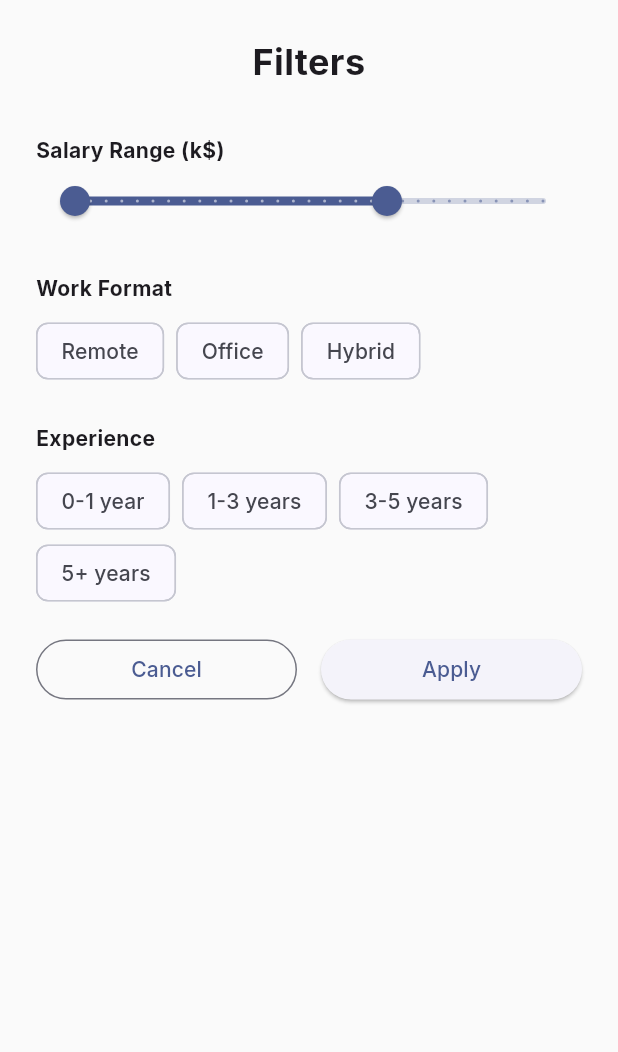
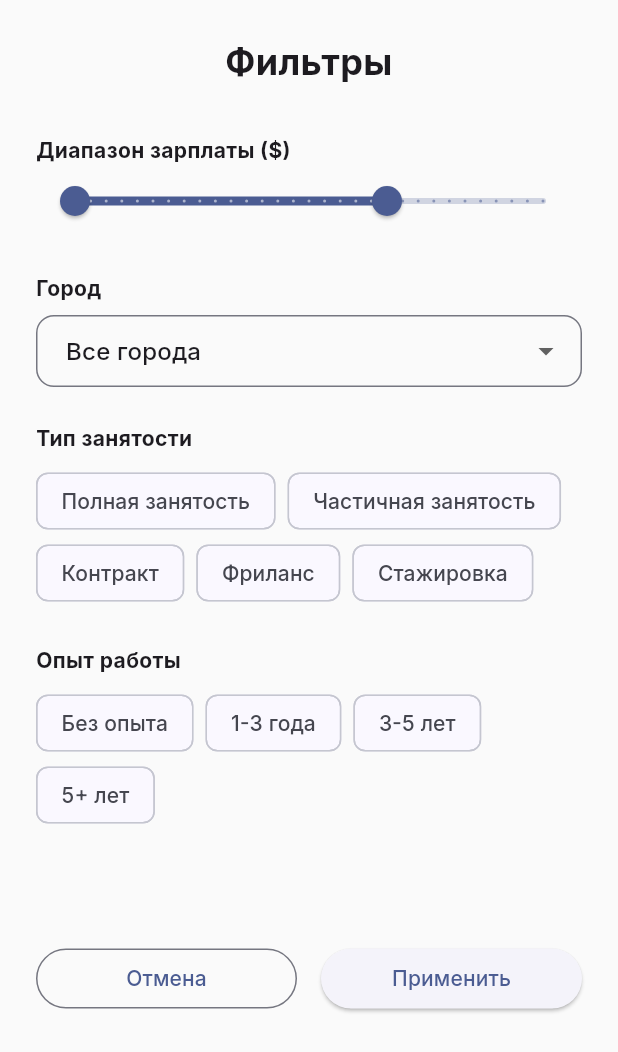
Before and after one commit to Sardar-1009/workly, a Flutter app: the FilterScreen widget shown alone on an empty page, opened directly, on a phone screen of 412 x 824 dp. Shown: the top 1052 px of the screen. Run offline on Flutter 3.47's test engine with Material 3 defaults, Android fonts, the phone set to English and light mode, and no system bars; our stand-ins replace camera, cloud_firestore, firebase_auth, firebase_core, firebase_storage, fl_chart and 4 more; accounts and stored records are empty; statements that could not run were skipped.

Commit message:
Предзащита

```diff
--- a/lib/screens/filter_screen.dart
+++ b/lib/screens/filter_screen.dart
@@ -2,10 +2,16 @@ import 'package:flutter/material.dart';
 
 class FilterResult {
   final RangeValues salaryRange;
-  final String? workFormat;
+  final String? workType;
   final String? experience;
+  final String? city;
 
-  FilterResult({required this.salaryRange, this.workFormat, this.experience});
+  FilterResult({
+    required this.salaryRange,
+    this.workType,
+    this.experience,
+    this.city,
+  });
 }
 
 class FilterScreen extends StatefulWidget {
@@ -19,16 +25,40 @@ class FilterScreen extends StatefulWidget {
 
 class _FilterScreenState extends State<FilterScreen> {
   RangeValues _salaryRange = const RangeValues(0, 200); // k$
-  String? _workFormat; // Remote, Office, Hybrid
+  String? _workType; // full-time, part-time, etc.
   String? _experience; // 0-1, 1-3, 3-5, 5+
+  String? _city; // City filter
+
+  final Map<String, String> _workTypeLabels = {
+    'full-time': 'Полная занятость',
+    'part-time': 'Частичная занятость',
+    'contract': 'Контракт',
+    'freelance': 'Фриланс',
+    'internship': 'Стажировка',
+  };
+
+  final List<String> _cities = [
+    'Бишкек',
+    'Ош',
+    'Джалал-Абад',
+    'Каракол',
+    'Алматы',
+    'Астана',
+    'Ташкент',
+    'Москва',
+    'Санкт-Петербург',
+    'Казань',
+    'Удаленно'
+  ];
 
   @override
   void initState() {
     super.initState();
     if (widget.initialFilters != null) {
       _salaryRange = widget.initialFilters!.salaryRange;
-      _workFormat = widget.initialFilters!.workFormat;
+      _workType = widget.initialFilters!.workType;
       _experience = widget.initialFilters!.experience;
+      _city = widget.initialFilters!.city;
     }
   }
 
@@ -36,19 +66,19 @@ class _FilterScreenState extends State<FilterScreen> {
   Widget build(BuildContext context) {
     return Container(
       padding: const EdgeInsets.all(24.0),
-      height: MediaQuery.of(context).size.height * 0.6,
+      height: MediaQuery.of(context).size.height * 0.85,
       child: Column(
         crossAxisAlignment: CrossAxisAlignment.stretch,
         children: [
           const Text(
-            'Filters',
+            'Фильтры',
             style: TextStyle(fontSize: 24, fontWeight: FontWeight.bold),
             textAlign: TextAlign.center,
           ),
           const SizedBox(height: 32),
 
           // Salary
-          const Text('Salary Range (k\$)',
+          const Text('Диапазон зарплаты (\$)',
               style: TextStyle(fontWeight: FontWeight.bold)),
           RangeSlider(
             values: _salaryRange,
@@ -56,8 +86,8 @@ class _FilterScreenState extends State<FilterScreen> {
             max: 300,
             divisions: 30,
             labels: RangeLabels(
-              '\$${_salaryRange.start.round()}k',
-              '\$${_salaryRange.end.round()}k',
+              '\$${_salaryRange.start.round()}',
+              '\$${_salaryRange.end.round()}',
             ),
             onChanged: (values) {
               setState(() {
@@ -68,19 +98,47 @@ class _FilterScreenState extends State<FilterScreen> {
 
           const SizedBox(height: 24),
 
+          // City
+          const Text('Город', style: TextStyle(fontWeight: FontWeight.bold)),
+          const SizedBox(height: 8),
+          DropdownButtonFormField<String>(
+            value: _city,
+            decoration: InputDecoration(
+              border: OutlineInputBorder(
+                borderRadius: BorderRadius.circular(12),
+              ),
+              contentPadding: const EdgeInsets.symmetric(horizontal: 16, vertical: 12),
+            ),
+            hint: const Text('Выберите город...'),
+            items: [
+              const DropdownMenuItem(value: null, child: Text('Все города')),
+              ..._cities.map((city) => DropdownMenuItem(
+                    value: city,
+                    child: Text(city),
+                  ))
+            ],
+            onChanged: (val) {
+              setState(() {
+                _city = val;
+              });
+            },
+          ),
+
+          const SizedBox(height: 24),
+
           // Format
-          const Text('Work Format',
+          const Text('Тип занятости',
               style: TextStyle(fontWeight: FontWeight.bold)),
           const SizedBox(height: 8),
           Wrap(
             spacing: 8,
-            children: ['Remote', 'Office', 'Hybrid'].map((format) {
-              final isSelected = _workFormat == format;
+            children: _workTypeLabels.entries.map((entry) {
+              final isSelected = _workType == entry.key;
               return ChoiceChip(
-                label: Text(format),
+                label: Text(entry.value),
                 selected: isSelected,
                 onSelected: (selected) {
-                  setState(() => _workFormat = selected ? format : null);
+                  setState(() => _workType = selected ? entry.key : null);
                 },
               );
             }).toList(),
@@ -89,13 +147,13 @@ class _FilterScreenState extends State<FilterScreen> {
           const SizedBox(height: 24),
 
           // Experience
-          const Text('Experience',
+          const Text('Опыт работы',
               style: TextStyle(fontWeight: FontWeight.bold)),
           const SizedBox(height: 8),
           Wrap(
             spacing: 8,
             children:
-                ['0-1 year', '1-3 years', '3-5 years', '5+ years'].map((exp) {
+                ['Без опыта', '1-3 года', '3-5 лет', '5+ лет'].map((exp) {
               final isSelected = _experience == exp;
               return ChoiceChip(
                 label: Text(exp),
@@ -115,7 +173,7 @@ class _FilterScreenState extends State<FilterScreen> {
                 child: OutlinedButton(
                   onPressed: () =>
                       Navigator.pop(context), // Clear? Or just Cancel
-                  child: const Text('Cancel'),
+                  child: const Text('Отмена'),
                 ),
               ),
               const SizedBox(width: 16),
@@ -126,10 +184,11 @@ class _FilterScreenState extends State<FilterScreen> {
                           context,
                           FilterResult(
                               salaryRange: _salaryRange,
-                              workFormat: _workFormat,
-                              experience: _experience));
+                              workType: _workType,
+                              experience: _experience,
+                              city: _city));
                     },
-                    child: const Text('Apply')),
+                    child: const Text('Применить')),
               ),
             ],
           )
--- a/lib/screens/home_screen.dart
+++ b/lib/screens/home_screen.dart
@@ -74,9 +74,14 @@ class _HomeScreenState extends State<HomeScreen> {
 
         // Filters
         if (_currentFilters != null) {
-          // Work Format
-          if (_currentFilters!.workFormat != null &&
-              v.workType != _currentFilters!.workFormat) {
+          // Work Type
+          if (_currentFilters!.workType != null &&
+              v.workType != _currentFilters!.workType) {
+            return false;
+          }
+          // City filter
+          if (_currentFilters!.city != null &&
+              v.location != _currentFilters!.city) {
             return false;
           }
           // Experience filter removed from vacancy but can be matched against skills in the future
@@ -127,7 +132,7 @@ class _HomeScreenState extends State<HomeScreen> {
               child: TextField(
                 controller: _searchController,
                 decoration: InputDecoration(
-                  hintText: 'Search jobs...',
+                  hintText: 'Поиск вакансий...',
                   prefixIcon: const Icon(Icons.search),
                   border: OutlineInputBorder(
                       borderRadius: BorderRadius.circular(12)),
@@ -145,7 +150,7 @@ class _HomeScreenState extends State<HomeScreen> {
               child: isLoading
                   ? const Center(child: CircularProgressIndicator())
                   : filteredVacancies.isEmpty
-                      ? const Center(child: Text("No jobs found"))
+                      ? const Center(child: Text("Вакансии не найдены"))
                       : CardSwiper(
                           key: ValueKey(filteredVacancies
                               .length), // Rebuild if list changes
@@ -206,7 +211,7 @@ class _HomeScreenState extends State<HomeScreen> {
 
       ScaffoldMessenger.of(context).showSnackBar(
         SnackBar(
-          content: Text('Applied to ${vacancy.company}'),
+          content: Text('Отклик отправлен в ${vacancy.company}'),
           backgroundColor: Colors.green,
           duration: const Duration(milliseconds: 500),
         ),
@@ -218,7 +223,7 @@ class _HomeScreenState extends State<HomeScreen> {
 
       ScaffoldMessenger.of(context).showSnackBar(
         SnackBar(
-          content: Text('Passed on ${vacancy.company}'),
+          content: Text('Пропущено: ${vacancy.company}'),
           backgroundColor: Colors.grey,
           duration: const Duration(milliseconds: 500),
         ),
```
